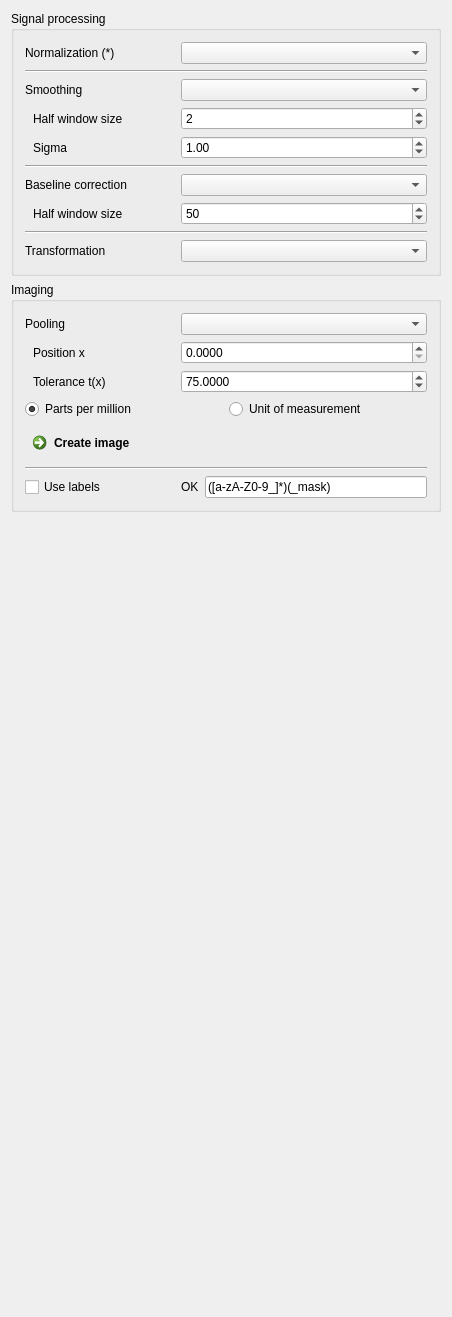
Before: the Qt Designer form Plugins/org.mitk.gui.qt.m2.Data/src/internal/m2Data.ui in m2aia/m2aia, drawn with Qt 5.
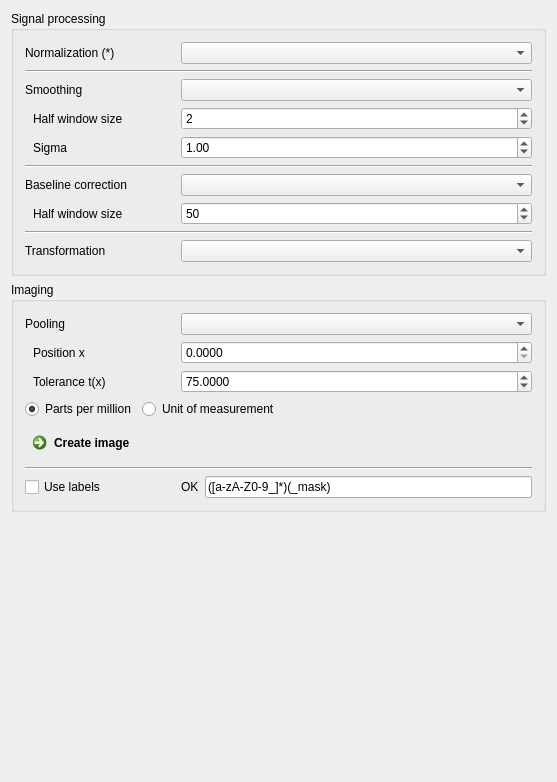
After: the same form once the commit is applied.

What changed in the file:
```diff
--- a/Plugins/org.mitk.gui.qt.m2.Data/src/internal/m2Data.ui
+++ b/Plugins/org.mitk.gui.qt.m2.Data/src/internal/m2Data.ui
@@ -9,8 +9,8 @@
    <rect>
     <x>0</x>
     <y>0</y>
-    <width>452</width>
-    <height>1317</height>
+    <width>557</width>
+    <height>782</height>
    </rect>
   </property>
   <property name="sizePolicy">
@@ -27,7 +27,7 @@
   </property>
   <property name="maximumSize">
    <size>
-    <width>452</width>
+    <width>16777215</width>
     <height>16777215</height>
    </size>
   </property>
@@ -663,6 +663,19 @@
           </property>
          </widget>
         </item>
+        <item>
+         <spacer name="horizontalSpacer">
+          <property name="orientation">
+           <enum>Qt::Horizontal</enum>
+          </property>
+          <property name="sizeHint" stdset="0">
+           <size>
+            <width>40</width>
+            <height>20</height>
+           </size>
+          </property>
+         </spacer>
+        </item>
        </layout>
       </item>
       <item>
```
